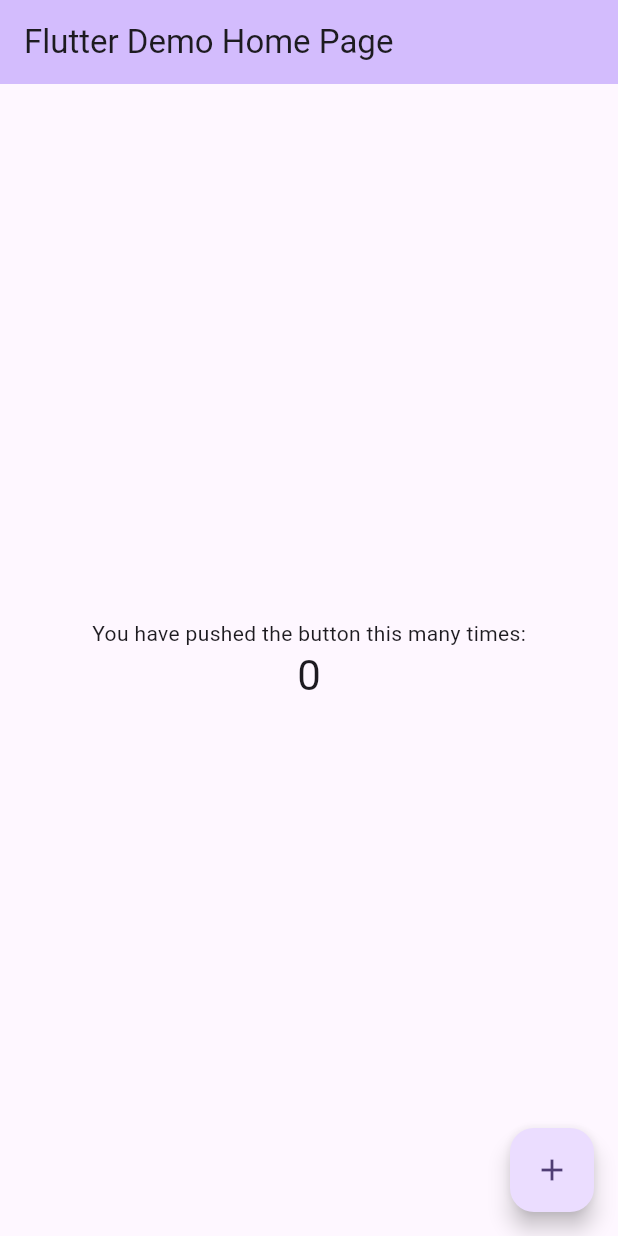
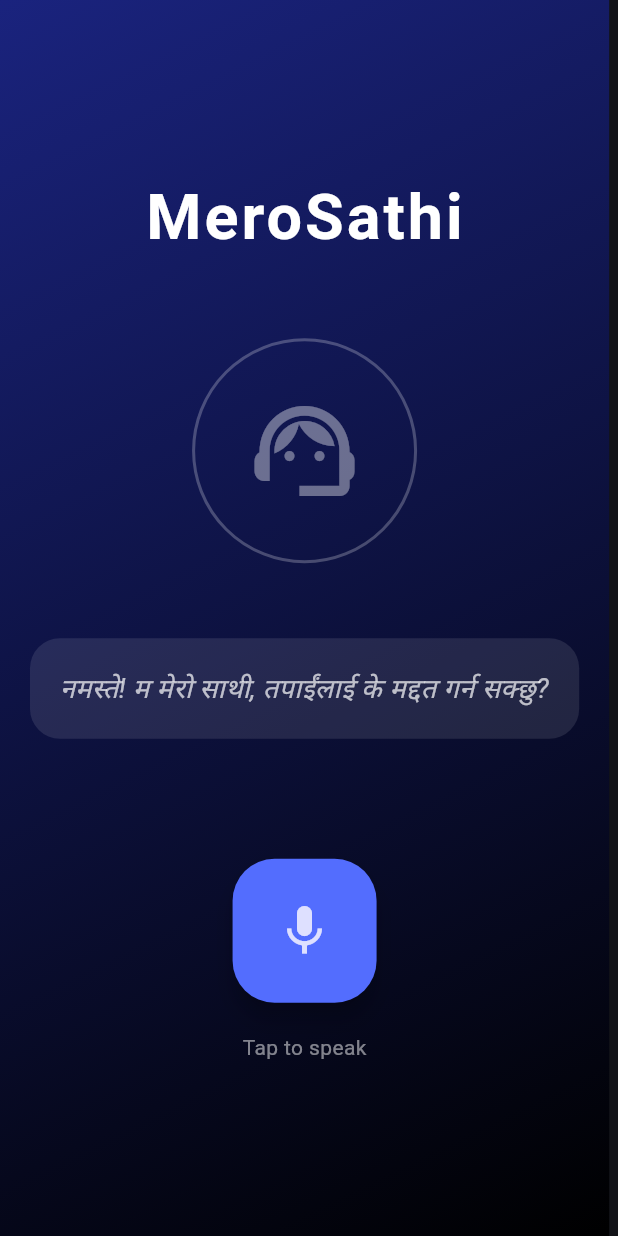
Before and after one commit to Merokhoj/mero_sathi, a Flutter app: the screen it shows after launch, on a phone screen of 412 x 824 dp. Run offline on Flutter 3.47's test engine with Material 3 defaults, Android fonts, the phone set to English and light mode, and no system bars; our stand-ins replace firebase_core, flutter_tts, google_sign_in, permission_handler, speech_to_text; missing offline and left inert: android_intent_plus, googleapis, telephony; accounts and stored records are empty.

Commit message:
Implement Google, Device, and Voice services

```diff
--- /dev/null
+++ b/lib/device_service.dart
@@ -0,0 +1,51 @@
+import 'package:telephony/telephony.dart';
+import 'package:permission_handler/permission_handler.dart';
+import 'package:url_launcher/url_launcher.dart';
+import 'package:android_intent_plus/android_intent.dart';
+import 'package:android_intent_plus/flag.dart';
+
+class DeviceService {
+  static final Telephony _telephony = Telephony.instance;
+
+  static Future<bool> requestPermissions() async {
+    final status = await [
+      Permission.contacts,
+      Permission.phone,
+      Permission.sms,
+      Permission.microphone,
+      Permission.notification,
+    ].request();
+
+    return status.values.every((element) => element.isGranted);
+  }
+
+  static Future<void> sendSms(String number, String message) async {
+    try {
+      await _telephony.sendSms(to: number, message: message);
+    } catch (e) {
+      print('Sms Error: $e');
+    }
+  }
+
+  static Future<void> makeCall(String number) async {
+    final intent = AndroidIntent(
+      action: 'android.intent.action.CALL',
+      data: 'tel:$number',
+      flags: [Flag.FLAG_ACTIVITY_NEW_TASK],
+    );
+    await intent.launch();
+  }
+
+  static Future<void> setAlarm(int hour, int minute, String message) async {
+    final intent = AndroidIntent(
+      action: 'android.intent.action.SET_ALARM',
+      arguments: {
+        'android.intent.extra.alarm.HOUR': hour,
+        'android.intent.extra.alarm.MINUTES': minute,
+        'android.intent.extra.alarm.MESSAGE': message,
+        'android.intent.extra.alarm.SKIP_UI': true,
+      },
+    );
+    await intent.launch();
+  }
+}
--- a/lib/main.dart
+++ b/lib/main.dart
@@ -1,121 +1,181 @@
 import 'package:flutter/material.dart';
+import 'package:firebase_core/firebase_core.dart';
+import 'firebase_options.dart';
+import 'google_service.dart';
+import 'device_service.dart';
+import 'voice_assistant.dart';
 
-void main() {
-  runApp(const MyApp());
+void main() async {
+  WidgetsFlutterBinding.ensureInitialized();
+  await Firebase.initializeApp(
+    options: DefaultFirebaseOptions.currentPlatform,
+  );
+  runApp(const MeroSathiApp());
 }
 
-class MyApp extends StatelessWidget {
-  const MyApp({super.key});
+class MeroSathiApp extends StatelessWidget {
+  const MeroSathiApp({super.key});
 
-  // This widget is the root of your application.
   @override
   Widget build(BuildContext context) {
     return MaterialApp(
-      title: 'Flutter Demo',
+      title: 'MeroSathi Voice AI',
       theme: ThemeData(
-        // This is the theme of your application.
-        //
-        // TRY THIS: Try running your application with "flutter run". You'll see
-        // the application has a purple toolbar. Then, without quitting the app,
-        // try changing the seedColor in the colorScheme below to Colors.green
-        // and then invoke "hot reload" (save your changes or press the "hot
-        // reload" button in a Flutter-supported IDE, or press "r" if you used
-        // the command line to start the app).
-        //
-        // Notice that the counter didn't reset back to zero; the application
-        // state is not lost during the reload. To reset the state, use hot
-        // restart instead.
-        //
-        // This works for code too, not just values: Most code changes can be
-        // tested with just a hot reload.
-        colorScheme: .fromSeed(seedColor: Colors.deepPurple),
+        useMaterial3: true,
+        colorScheme: ColorScheme.fromSeed(
+          seedColor: Colors.indigo,
+          brightness: Brightness.dark,
         ),
-      home: const MyHomePage(title: 'Flutter Demo Home Page'),
+      ),
+      home: const DashboardScreen(),
     );
   }
 }
 
-class MyHomePage extends StatefulWidget {
-  const MyHomePage({super.key, required this.title});
-
-  // This widget is the home page of your application. It is stateful, meaning
-  // that it has a State object (defined below) that contains fields that affect
-  // how it looks.
-
-  // This class is the configuration for the state. It holds the values (in this
-  // case the title) provided by the parent (in this case the App widget) and
-  // used by the build method of the State. Fields in a Widget subclass are
-  // always marked "final".
-
-  final String title;
+class DashboardScreen extends StatefulWidget {
+  const DashboardScreen({super.key});
 
   @override
-  State<MyHomePage> createState() => _MyHomePageState();
+  State<DashboardScreen> createState() => _DashboardScreenState();
 }
 
-class _MyHomePageState extends State<MyHomePage> {
-  int _counter = 0;
+class _DashboardScreenState extends State<DashboardScreen> {
+  final VoiceAssistant _voice = VoiceAssistant();
+  String _lastCommand = "नमस्ते! म मेरो साथी, तपाईंलाई के मद्दत गर्न सक्छु?";
+  bool _isListening = false;
 
-  void _incrementCounter() {
+  @override
+  void initState() {
+    super.initState();
+    _initAssistant();
+  }
+
+  Future<void> _initAssistant() async {
+    await _voice.initialize();
+    await DeviceService.requestPermissions();
+  }
+
+  void _onListen() async {
+    if (!_isListening) {
+      bool available = await _voice.initialize();
+      if (available) {
+        setState(() => _isListening = true);
+        _voice.listen((text) {
           setState(() {
-      // This call to setState tells the Flutter framework that something has
-      // changed in this State, which causes it to rerun the build method below
-      // so that the display can reflect the updated values. If we changed
-      // _counter without calling setState(), then the build method would not be
-      // called again, and so nothing would appear to happen.
-      _counter++;
+            _lastCommand = text;
+            _isListening = false;
           });
+          _processIntent(text);
+        });
+      }
+    } else {
+      setState(() => _isListening = false);
+      _voice.stop();
+    }
+  }
+
+  void _processIntent(String text) {
+    // Basic intent mapping for demonstration
+    if (text.contains("मेल") || text.contains("email")) {
+      _voice.speak("तपाईंसँग ३ वटा इमेलहरू छन्। के तपाईं सुन्न चाहनुहुन्छ?");
+    } else if (text.contains("कल") || text.contains("call")) {
+      _voice.speak("तपाईं कसलाई फोन गर्न चाहनुहुन्छ?");
+    } else if (text.contains("समय") || text.contains("time")) {
+      final now = DateTime.now();
+      _voice.speak("अहिले $now:hour बजेर $now:minute मिनेट भएको छ।");
+    } else {
+      _voice.speak("मैले बुझिनँ, फेरि भन्नुहोस्।");
+    }
   }
 
   @override
   Widget build(BuildContext context) {
-    // This method is rerun every time setState is called, for instance as done
-    // by the _incrementCounter method above.
-    //
-    // The Flutter framework has been optimized to make rerunning build methods
-    // fast, so that you can just rebuild anything that needs updating rather
-    // than having to individually change instances of widgets.
     return Scaffold(
-      appBar: AppBar(
-        // TRY THIS: Try changing the color here to a specific color (to
-        // Colors.amber, perhaps?) and trigger a hot reload to see the AppBar
-        // change color while the other colors stay the same.
-        backgroundColor: Theme.of(context).colorScheme.inversePrimary,
-        // Here we take the value from the MyHomePage object that was created by
-        // the App.build method, and use it to set our appbar title.
-        title: Text(widget.title),
+      body: Container(
+        decoration: BoxDecoration(
+          gradient: LinearGradient(
+            begin: Alignment.topLeft,
+            end: Alignment.bottomRight,
+            colors: [Colors.indigo.shade900, Colors.black],
           ),
-      body: Center(
-        // Center is a layout widget. It takes a single child and positions it
-        // in the middle of the parent.
+        ),
+        child: SafeArea(
           child: Column(
-          // Column is also a layout widget. It takes a list of children and
-          // arranges them vertically. By default, it sizes itself to fit its
-          // children horizontally, and tries to be as tall as its parent.
-          //
-          // Column has various properties to control how it sizes itself and
-          // how it positions its children. Here we use mainAxisAlignment to
-          // center the children vertically; the main axis here is the vertical
-          // axis because Columns are vertical (the cross axis would be
-          // horizontal).
-          //
-          // TRY THIS: Invoke "debug painting" (choose the "Toggle Debug Paint"
-          // action in the IDE, or press "p" in the console), to see the
-          // wireframe for each widget.
-          mainAxisAlignment: .center,
+            mainAxisAlignment: MainAxisAlignment.center,
             children: [
-            const Text('You have pushed the button this many times:'),
+              const Text(
+                "MeroSathi",
+                style: TextStyle(
+                  fontSize: 42,
+                  fontWeight: FontWeight.bold,
+                  color: Colors.white,
+                  letterSpacing: 2,
+                ),
+              ),
+              const SizedBox(height: 50),
+              _buildPulseIndicator(),
+              const SizedBox(height: 50),
+              Padding(
+                padding: const EdgeInsets.symmetric(horizontal: 20),
+                child: Container(
+                  padding: const EdgeInsets.all(20),
+                  decoration: BoxDecoration(
+                    color: Colors.white.withOpacity(0.1),
+                    borderRadius: BorderRadius.circular(20),
+                  ),
+                  child: Text(
+                    _lastCommand,
+                    textAlign: TextAlign.center,
+                    style: const TextStyle(
+                      fontSize: 18,
+                      color: Colors.white70,
+                      fontStyle: FontStyle.italic,
+                    ),
+                  ),
+                ),
+              ),
+              const SizedBox(height: 80),
+              FloatingActionButton.large(
+                onPressed: _onListen,
+                backgroundColor: _isListening ? Colors.red : Colors.indigoAccent,
+                child: Icon(_isListening ? Icons.stop : Icons.mic, size: 40),
+              ),
+              const SizedBox(height: 20),
               Text(
-              '$_counter',
-              style: Theme.of(context).textTheme.headlineMedium,
+                _isListening ? "Listening..." : "Tap to speak",
+                style: TextStyle(color: Colors.white.withOpacity(0.5)),
               ),
             ],
           ),
         ),
-      floatingActionButton: FloatingActionButton(
-        onPressed: _incrementCounter,
-        tooltip: 'Increment',
-        child: const Icon(Icons.add),
+      ),
+    );
+  }
+
+  Widget _buildPulseIndicator() {
+    return Container(
+      width: 150,
+      height: 150,
+      decoration: BoxDecoration(
+        shape: BoxShape.circle,
+        border: Border.all(
+          color: _isListening ? Colors.cyanAccent : Colors.white24,
+          width: 2,
+        ),
+        boxShadow: _isListening
+            ? [
+                BoxShadow(
+                  color: Colors.cyanAccent.withOpacity(0.5),
+                  blurRadius: 40,
+                  spreadRadius: 10,
+                )
+              ]
+            : [],
+      ),
+      child: Icon(
+        Icons.support_agent,
+        size: 80,
+        color: _isListening ? Colors.cyanAccent : Colors.white38,
       ),
     );
   }
--- /dev/null
+++ b/lib/voice_assistant.dart
@@ -0,0 +1,27 @@
+import 'package:speech_to_text/speech_to_text.dart';
+import 'package:flutter_tts/flutter_tts.dart';
+
+class VoiceAssistant {
+  final SpeechToText _stt = SpeechToText();
+  final FlutterTts _tts = FlutterTts();
+
+  Future<bool> initialize() async {
+    final available = await _stt.initialize();
+    await _tts.setLanguage('ne-NP'); // Defaulting to Nepali for MeroSathi
+    await _tts.setPitch(1.0);
+    return available;
+  }
+
+  Future<void> speak(String text) async {
+    await _tts.speak(text);
+  }
+
+  Future<void> listen(Function(String) onResult) async {
+    await _stt.listen(
+      onResult: (result) => onResult(result.recognizedWords),
+      localeId: 'ne_NP',
+    );
+  }
+
+  void stop() => _stt.stop();
+}
```
Also changed, not shown: lib/google_service.dart (added, +49 -0 lines), firebase.json (added), lib/firebase_options.dart (added), 4 other files. Lines whose indentation alone changed are shown as unchanged.
